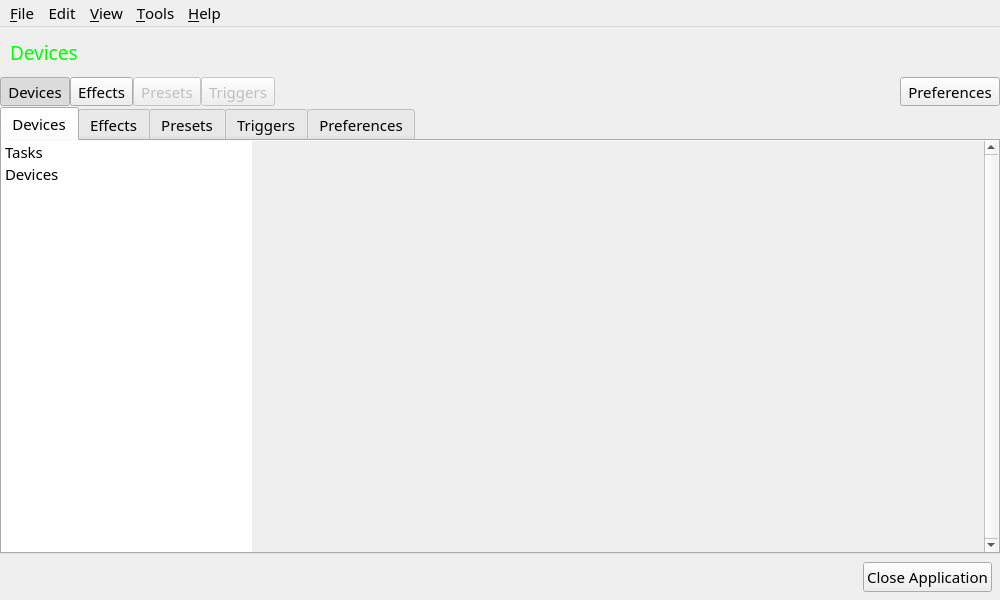
Above: data/qt/main.ui from polychromatic/polychromatic before the change. Below: the same form after it.
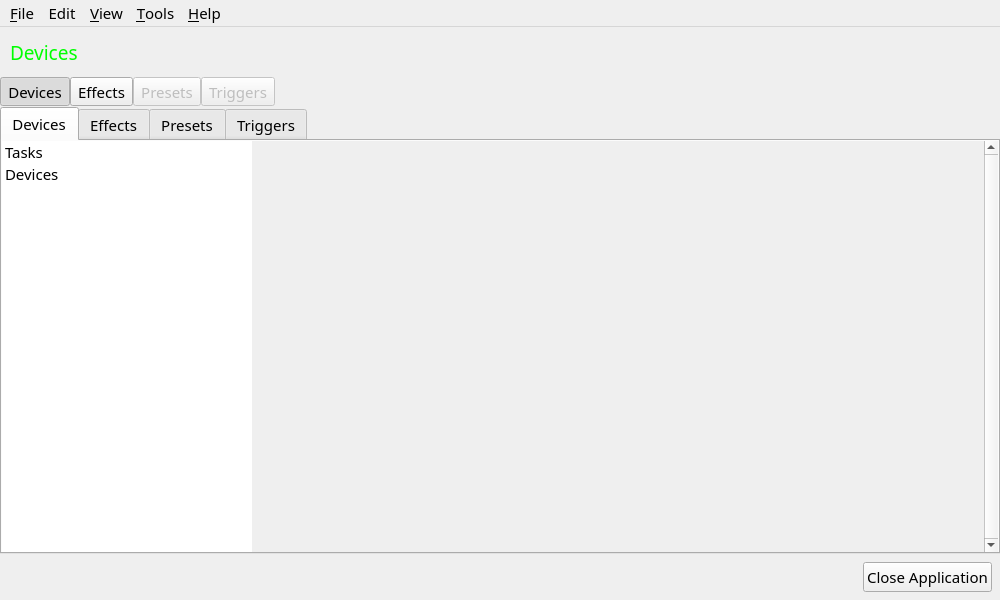
That is the form after the change. Icons and pictures are not drawn.

Commit message:
controller: Implement new preferences window
This is now a window, instead of a tab, as expected from a desktop
application. It could be reused in other windows, such as the upcoming
effect editor.

```diff
--- a/data/qt/main.ui
+++ b/data/qt/main.ui
@@ -260,39 +260,6 @@
          </property>
         </spacer>
        </item>
-       <item>
-        <widget class="QToolButton" name="PreferencesTabButton">
-         <property name="enabled">
-          <bool>true</bool>
-         </property>
-         <property name="text">
-          <string>Preferences</string>
-         </property>
-         <property name="icon">
-          <iconset>
-           <normaloff>../img/tab_inactive/preferences.svg</normaloff>
-           <normalon>../img/tab_active/preferences.svg</normalon>../img/tab_inactive/preferences.svg</iconset>
-         </property>
-         <property name="iconSize">
-          <size>
-           <width>20</width>
-           <height>20</height>
-          </size>
-         </property>
-         <property name="checkable">
-          <bool>true</bool>
-         </property>
-         <property name="checked">
-          <bool>false</bool>
-         </property>
-         <property name="toolButtonStyle">
-          <enum>Qt::ToolButtonTextBesideIcon</enum>
-         </property>
-         <property name="arrowType">
-          <enum>Qt::NoArrow</enum>
-         </property>
-        </widget>
-       </item>
       </layout>
      </widget>
     </item>
@@ -647,16 +614,6 @@
         <string>Triggers</string>
        </attribute>
       </widget>
-      <widget class="QWidget" name="TabPreferences">
-       <attribute name="icon">
-        <iconset>
-         <normaloff>../img/tab_inactive/preferences.svg</normaloff>
-         <normalon>../img/tab_active/preferences.svg</normalon>../img/tab_inactive/preferences.svg</iconset>
-       </attribute>
-       <attribute name="title">
-        <string>Preferences</string>
-       </attribute>
-      </widget>
      </widget>
     </item>
     <item>
```
Left out of the diff: 38 changed lines with no effect on the pictures. The commit also changes 6 other files.
